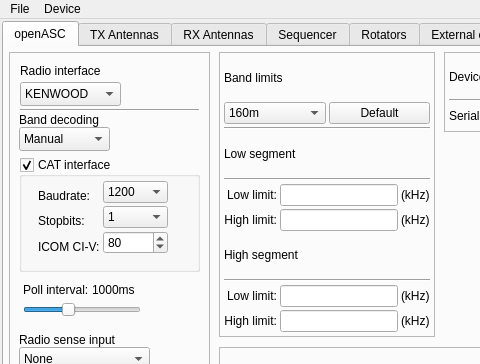
thegeek82000/openasc, file c/openASC_Configurator/ui/mainwindow.ui: the form before one commit; both pictures show x 0 to 480 and y 0 to 364 of the 714 by 620 pixel window.
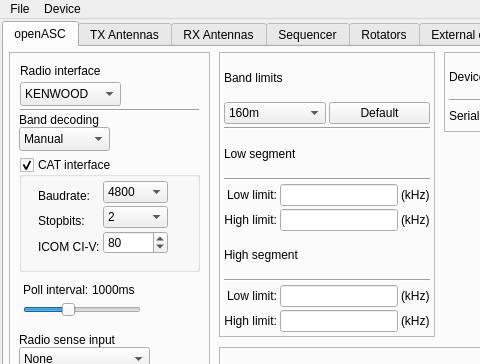
The form after the commit.

Patch:
```diff
--- a/c/openASC_Configurator/ui/mainwindow.ui
+++ b/c/openASC_Configurator/ui/mainwindow.ui
@@ -212,6 +212,9 @@
              <property name="enabled">
               <bool>true</bool>
              </property>
+             <property name="currentIndex">
+              <number>2</number>
+             </property>
              <item>
               <property name="text">
                <string>1200</string>
@@ -284,6 +287,9 @@
              <property name="enabled">
               <bool>true</bool>
              </property>
+             <property name="currentIndex">
+              <number>1</number>
+             </property>
              <item>
               <property name="text">
                <string>1</string>
```
